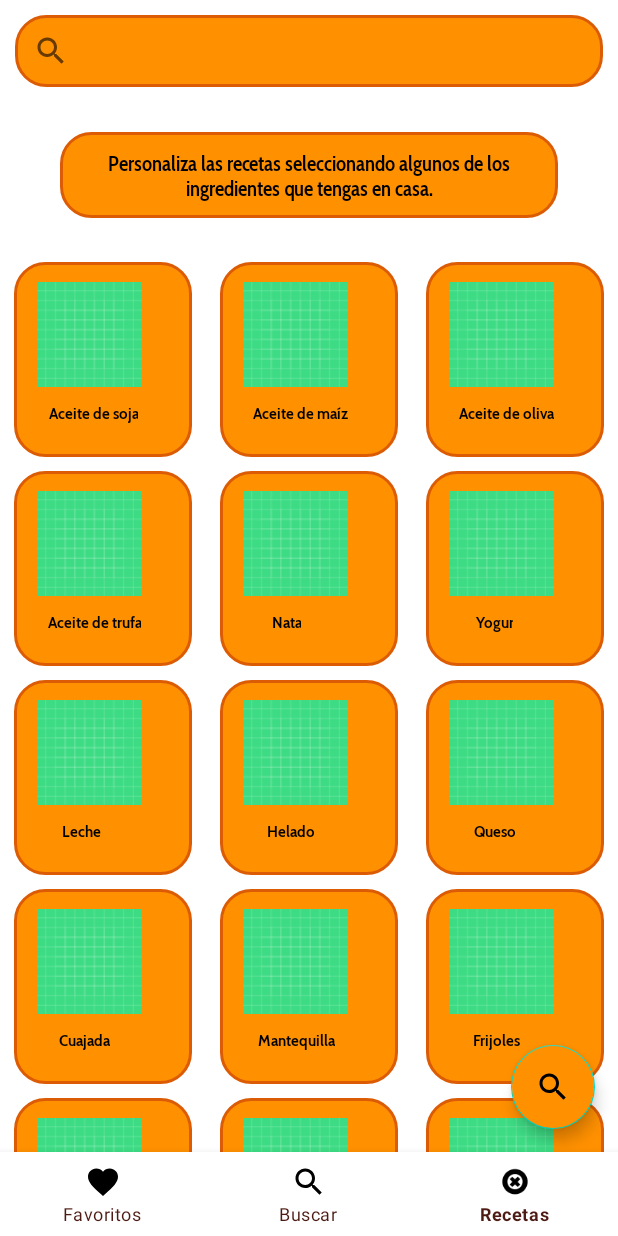
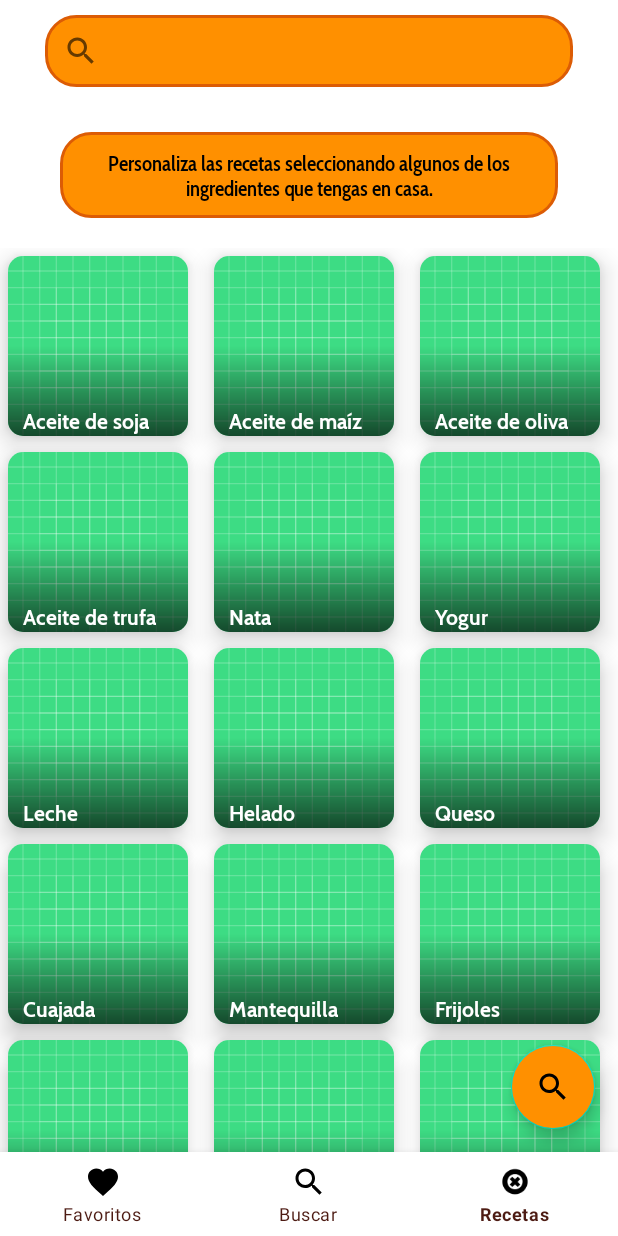
Before and after one commit to Mkefs/EatGood, an Android app: the screen it shows after launch (MainActivity), item 3 of the bottom bar chosen, on a phone screen of 412 x 824 dp. Run offline under Robolectric (Android 15) with nearby library versions, the phone set to English and light mode, and no system bars; our stand-ins replace Room's generated code; pictures from the network do not load.

Commit message:
Cambio a la vista de ingredientes

```diff
--- a/app/src/main/java/dev/cotapro/mx/ui/search/Listadap.java
+++ b/app/src/main/java/dev/cotapro/mx/ui/search/Listadap.java
@@ -8,6 +8,7 @@ import android.widget.LinearLayout;
 import android.widget.TextView;
 
 import androidx.annotation.NonNull;
+import androidx.cardview.widget.CardView;
 import androidx.recyclerview.widget.RecyclerView;
 
 import com.bumptech.glide.Glide;
@@ -60,7 +61,7 @@ public class Listadap extends RecyclerView.Adapter<Listadap.ViewHolder> {
             texto = vista.findViewById(R.id.texto);
             image = vista.findViewById(R.id.ingrediente12);
 
-            LinearLayout layout = vista.findViewById(R.id.item_search_layout);
+            CardView layout = vista.findViewById(R.id.item_search_layout);
             layout.setOnClickListener(v -> {
                 if(seleccionados.contains(this))
                     seleccionados.remove(this);
--- /dev/null
+++ b/app/src/main/res/drawable/image_gradient.xml
@@ -0,0 +1,9 @@
+<?xml version="1.0" encoding="utf-8"?>
+<shape android:shape="rectangle"
+    xmlns:android="http://schemas.android.com/apk/res/android">
+    <gradient
+        android:angle="90"
+        android:endColor="#00ffffff"
+        android:startColor="#aa000000"
+        android:centerColor="#00ffffff"/>
+</shape>
--- a/app/src/main/res/layout/feed_layout.xml
+++ b/app/src/main/res/layout/feed_layout.xml
@@ -20,6 +20,7 @@
 
                         <androidx.appcompat.widget.SearchView
                             android:layout_width="match_parent"
+                            android:layout_marginHorizontal="20dp"
                             android:layout_height="match_parent"
                             android:layout_centerHorizontal="true"
                             android:background="@drawable/standar_bg"
--- a/app/src/main/res/layout/ingredient_item.xml
+++ b/app/src/main/res/layout/ingredient_item.xml
@@ -1,52 +1,37 @@
 <?xml version="1.0" encoding="utf-8"?>
 
-<LinearLayout xmlns:android="http://schemas.android.com/apk/res/android"
+<androidx.cardview.widget.CardView
+    xmlns:android="http://schemas.android.com/apk/res/android"
     xmlns:app="http://schemas.android.com/apk/res-auto"
     android:id="@+id/item_search_layout"
-    android:layout_width="match_parent"
-    android:layout_height="130dp"
-    android:layout_marginTop="9dp"
-    android:layout_marginLeft="9dp"
-    android:layout_marginRight="9dp"
-    android:background="@drawable/standar_bg">
-
-
-    <androidx.constraintlayout.widget.ConstraintLayout
-        android:layout_width="match_parent"
-        android:layout_height="130dp">
+    android:layout_width="wrap_content"
+    android:layout_height="wrap_content"
+    android:layout_margin="5dp"
+    app:cardElevation="10dp"
+    android:orientation="vertical"
+    android:background="@drawable/standar_bg"
+    app:cardCornerRadius="10dp">
+        <androidx.coordinatorlayout.widget.CoordinatorLayout
+            android:layout_width="wrap_content"
+            android:layout_height="wrap_content">
 
                 <ImageView
                     android:id="@+id/ingrediente12"
-            android:layout_width="70dp"
-            android:layout_height="70dp"
-            android:layout_marginTop="3dp"
-            android:layout_marginLeft="13dp"
-            app:layout_constraintBottom_toBottomOf="parent"
-            app:layout_constraintEnd_toEndOf="parent"
-            app:layout_constraintHorizontal_bias="0.051"
-            app:layout_constraintStart_toStartOf="parent"
-            app:layout_constraintTop_toTopOf="parent"
-            app:layout_constraintVertical_bias="0.179" />
-
+                    android:layout_width="120dp"
+                    android:layout_height="120dp"
+                    android:foreground="@drawable/image_gradient"
+                    android:foregroundTintMode="src_over"
+                    android:scaleType="centerCrop"
+                    android:src="@drawable/ic_launcher_background" />
                 <TextView
+                    android:layout_gravity="bottom"
                     android:id="@+id/texto"
-            android:layout_width="wrap_content"
+                    android:layout_width="match_parent"
                     android:layout_height="wrap_content"
-            android:layout_marginLeft="9dp"
-            android:layout_marginBottom="3dp"
-            android:layout_marginTop="12dp"
                     android:fontFamily="@font/cabin_bold"
                     android:text="TextView"
-            android:textAlignment="center"
-            android:textColor="#000000"
-            android:textSize="10sp"
-            app:layout_constraintBottom_toBottomOf="parent"
-            app:layout_constraintEnd_toEndOf="parent"
-            app:layout_constraintHorizontal_bias="0.274"
-            app:layout_constraintStart_toStartOf="parent"
-            app:layout_constraintTop_toTopOf="parent"
-            app:layout_constraintVertical_bias="0.81" />
-
-    </androidx.constraintlayout.widget.ConstraintLayout>
-
-</LinearLayout>
+                    android:textColor="@color/white"
+                    android:layout_marginLeft="10dp"
+                    android:textSize="14sp" />
+        </androidx.coordinatorlayout.widget.CoordinatorLayout>
+</androidx.cardview.widget.CardView>
--- a/app/src/main/res/layout/receta_item.xml
+++ b/app/src/main/res/layout/receta_item.xml
@@ -1,6 +1,5 @@
 <?xml version="1.0" encoding="utf-8"?>
-<LinearLayout
-    android:id="@+id/receta_container"
+<LinearLayout android:id="@+id/receta_container"
     xmlns:android="http://schemas.android.com/apk/res/android"
     android:layout_margin="10dp"
     android:paddingVertical="10dp"
@@ -8,15 +7,22 @@
     android:layout_width="match_parent"
     android:layout_height="wrap_content"
     android:orientation="horizontal"
-    android:background="@drawable/standar_bg">
+    android:background="@drawable/standar_bg"
+    xmlns:app="http://schemas.android.com/apk/res-auto">
+    <androidx.cardview.widget.CardView
+        android:layout_width="wrap_content"
+        android:layout_height="wrap_content"
+        app:cardCornerRadius="5dp"
+        app:cardElevation="0dp"
+        android:layout_marginEnd="20dp">
         <ImageView
             android:id="@+id/foto"
-        android:layout_width="80dp"
+            android:layout_width="100dp"
             android:layout_height="match_parent"
-        android:layout_marginEnd="20dp"
             android:src="@drawable/ic_launcher_background"
             android:scaleType="centerCrop"
             android:contentDescription="@string/image_desc" />
+    </androidx.cardview.widget.CardView>
     <LinearLayout
         android:layout_width="fill_parent"
         android:layout_height="wrap_content"
--- a/app/src/main/res/layout/search_layout.xml
+++ b/app/src/main/res/layout/search_layout.xml
@@ -16,6 +16,7 @@
             android:layout_width="match_parent"
             android:layout_height="match_parent">
             <androidx.appcompat.widget.SearchView
+                android:layout_marginHorizontal="20dp"
                 android:layout_width="match_parent"
                 android:layout_height="match_parent"
                 android:focusable="true"
@@ -45,6 +46,7 @@
                 android:textColor="@color/black"
                 android:textSize="14sp" />
             <androidx.recyclerview.widget.RecyclerView
+                android:overScrollMode="never"
                 android:id="@+id/ingredientespepe"
                 android:layout_width="match_parent"
                 android:layout_height="wrap_content"
```
Lines whose indentation alone changed are shown as unchanged.
